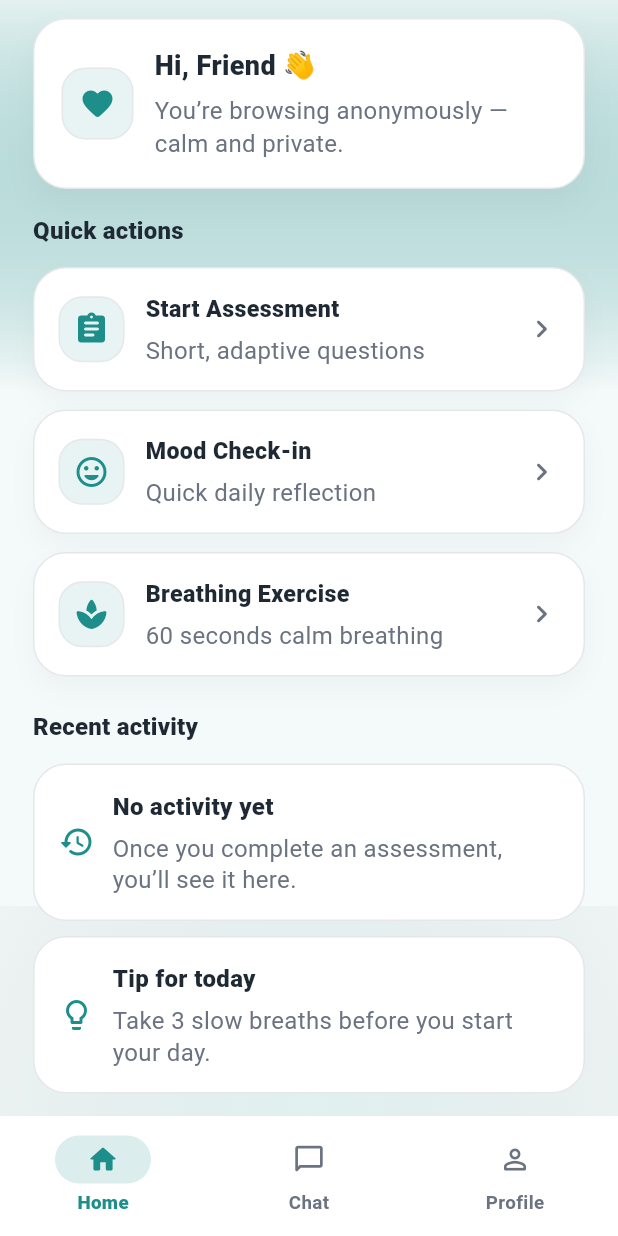
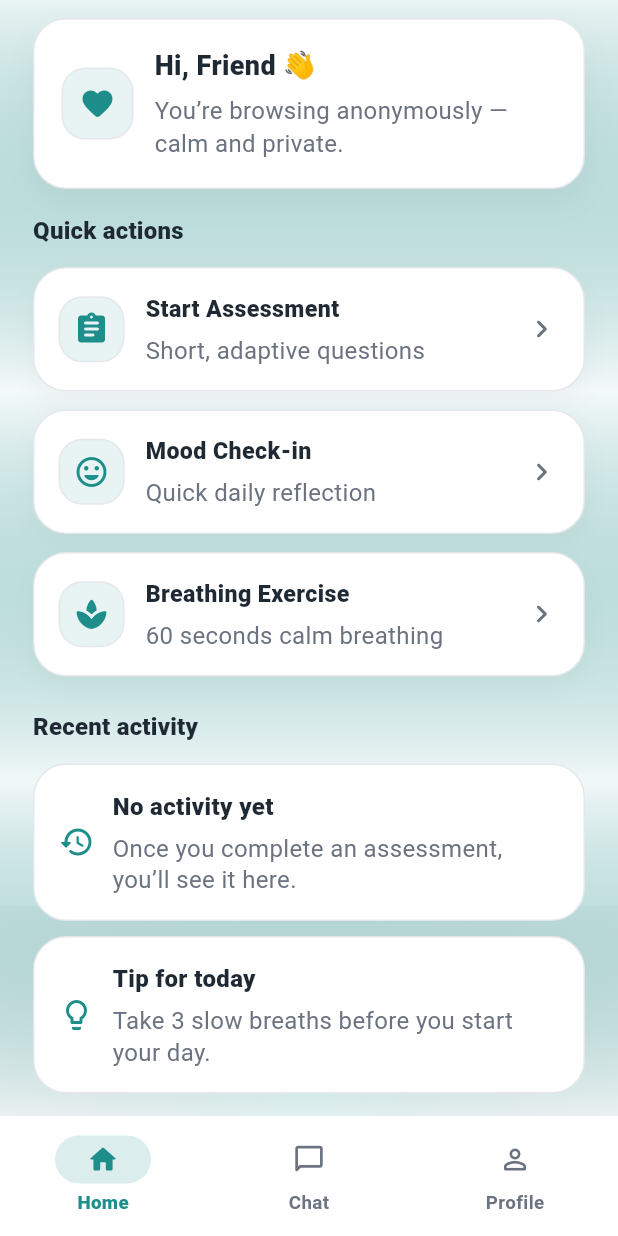
Before and after one commit to AnasKA04/FinalProject, a Flutter app: the screen it shows after launch, after a tap on "Continue as Anonymous", on a phone screen of 412 x 824 dp. Run offline on Flutter 3.47's test engine with Material 3 defaults, Android fonts, the phone set to English and light mode, and no system bars; our stand-ins replace cloud_firestore, firebase_auth, firebase_core; accounts and stored records are empty.

Commit message:
Arks Version ^_^

```diff
--- a/lib/core/assessment/assessment_flow_screen.dart
+++ b/lib/core/assessment/assessment_flow_screen.dart
@@ -40,11 +40,7 @@ class _AssessmentFlowScreenState extends State<AssessmentFlowScreen> {
     // Save/replace answer for current question
     _answers.removeWhere((a) => a.questionId == _currentId);
     _answers.add(
-      AssessmentAnswer(
-        questionId: _currentId,
-        choiceId: c.id,
-        score: c.score,
-      ),
+      AssessmentAnswer(questionId: _currentId, choiceId: c.id, score: c.score),
     );
 
     // Decide next
@@ -75,7 +71,10 @@ class _AssessmentFlowScreenState extends State<AssessmentFlowScreen> {
     });
   }
 
-  String? _nextQuestionId({required String currentQuestionId, required Choice choice}) {
+  String? _nextQuestionId({
+    required String currentQuestionId,
+    required Choice choice,
+  }) {
     // Hard-coded adaptive logic (safe and simple)
 
     // Gate sequence
@@ -105,7 +104,11 @@ class _AssessmentFlowScreenState extends State<AssessmentFlowScreen> {
     if (currentQuestionId == "anx_1") return "anx_2";
     if (currentQuestionId == "anx_2") {
       // If high anxiety, include safety gate
-      final anx = _scoreOf("gate_1") + _scoreOf("gate_2") + _scoreOf("anx_1") + _scoreOf("anx_2");
+      final anx =
+          _scoreOf("gate_1") +
+          _scoreOf("gate_2") +
+          _scoreOf("anx_1") +
+          _scoreOf("anx_2");
       if (anx >= 7) return "safety_1";
       return null;
     }
@@ -113,7 +116,11 @@ class _AssessmentFlowScreenState extends State<AssessmentFlowScreen> {
     // Mood module
     if (currentQuestionId == "mood_1") return "mood_2";
     if (currentQuestionId == "mood_2") {
-      final dep = _scoreOf("gate_3") + _scoreOf("gate_4") + _scoreOf("mood_1") + _scoreOf("mood_2");
+      final dep =
+          _scoreOf("gate_3") +
+          _scoreOf("gate_4") +
+          _scoreOf("mood_1") +
+          _scoreOf("mood_2");
       if (dep >= 7) return "safety_1";
       return null;
     }
@@ -138,7 +145,14 @@ class _AssessmentFlowScreenState extends State<AssessmentFlowScreen> {
     // => total usually 6–7
     final gateDone = _path.where((id) => id.startsWith("gate_")).length;
     final hasSafety = _path.contains("safety_1");
-    final moduleDone = _path.where((id) => id.startsWith("wb_") || id.startsWith("anx_") || id.startsWith("mood_")).length;
+    final moduleDone = _path
+        .where(
+          (id) =>
+              id.startsWith("wb_") ||
+              id.startsWith("anx_") ||
+              id.startsWith("mood_"),
+        )
+        .length;
 
     // Estimate: gates (4) + module max(2) + safety (maybe 1)
     final est = 4 + 2 + (hasSafety ? 1 : 0);
@@ -152,11 +166,18 @@ class _AssessmentFlowScreenState extends State<AssessmentFlowScreen> {
     if (_locked) return;
     setState(() => _locked = true);
 
-    final safetyAnswer = _answers.where((a) => a.questionId == "safety_1").toList();
-    final flaggedSafety = safetyAnswer.isNotEmpty && safetyAnswer.first.choiceId != "safe_no";
+    final safetyAnswer = _answers
+        .where((a) => a.questionId == "safety_1")
+        .toList();
+    final flaggedSafety =
+        safetyAnswer.isNotEmpty && safetyAnswer.first.choiceId != "safe_no";
 
     // Follow-up flag if any gate score is moderate/high
-    final gateTotal = _scoreOf("gate_1") + _scoreOf("gate_2") + _scoreOf("gate_3") + _scoreOf("gate_4");
+    final gateTotal =
+        _scoreOf("gate_1") +
+        _scoreOf("gate_2") +
+        _scoreOf("gate_3") +
+        _scoreOf("gate_4");
     final flaggedFollowUp = gateTotal >= 4 || flaggedSafety;
 
     final packet = AssessmentPacket(
@@ -204,7 +225,9 @@ class _AssessmentFlowScreenState extends State<AssessmentFlowScreen> {
     }
 
     final total = _estimatedTotalSteps();
-    final progress = (total == 0) ? 0.0 : (_path.length / total).clamp(0.0, 1.0);
+    final progress = (total == 0)
+        ? 0.0
+        : (_path.length / total).clamp(0.0, 1.0);
 
     return Scaffold(
       appBar: AppBar(
@@ -229,7 +252,10 @@ class _AssessmentFlowScreenState extends State<AssessmentFlowScreen> {
               const SizedBox(height: 18),
               Text(
                 question.title,
-                style: const TextStyle(fontSize: 22, fontWeight: FontWeight.w900),
+                style: const TextStyle(
+                  fontSize: 22,
+                  fontWeight: FontWeight.w900,
+                ),
               ),
               const SizedBox(height: 10),
               Text(
@@ -240,7 +266,7 @@ class _AssessmentFlowScreenState extends State<AssessmentFlowScreen> {
               ...question.choices.map(
                 (c) => Padding(
                   padding: const EdgeInsets.only(bottom: 10),
-                    child:AppButton(
+                  child: AppButton(
                     label: c.text,
                     isSecondary: true,
                     onPressed: () {
--- /dev/null
+++ b/lib/core/theme/app_assets.dart
@@ -0,0 +1,3 @@
+class AppAssets {
+  static const String logo = 'assets/images/psycare_logo.png';
+}
--- a/lib/core/widgets/app_background.dart
+++ b/lib/core/widgets/app_background.dart
@@ -20,11 +20,13 @@ class AppBackground extends StatelessWidget {
                 begin: Alignment.topCenter,
                 end: Alignment.bottomCenter,
                 colors: [
-                  AppColors.primaryTeal.withOpacity(0.08),
+                  AppColors.primaryTeal.withOpacity(0.05),
                   AppColors.scaffoldBackground,
+                  AppColors.primaryTeal.withOpacity(0.01),
                   AppColors.scaffoldBackground,
                 ],
-                stops: const [0.0, 0.35, 1.0],
+                // ✅ FIX: stops length must match colors length (4)
+                stops: const [0.0, 0.35, 0.70, 1.0],
               ),
             ),
           ),
--- a/lib/presentation/screens/home/admin_home_screen.dart
+++ b/lib/presentation/screens/home/admin_home_screen.dart
@@ -3,8 +3,6 @@ import 'package:flutter/material.dart';
 import '../../../core/assessment/assessment_store.dart';
 import '../../../core/assessment/assessment_models.dart';
 import '../../../core/widgets/app_background.dart';
-import 'package:psycare/service/auth_service.dart';
-import 'package:psycare/service/booking_service.dart';
 
 class AdminHomeScreen extends StatefulWidget {
   const AdminHomeScreen({super.key, required this.displayName});
--- a/lib/presentation/screens/notifications/notification_screen.dart
+++ b/lib/presentation/screens/notifications/notification_screen.dart
@@ -1,7 +1,5 @@
 import 'package:flutter/material.dart';
 import '../../../core/notifications/notification_store.dart';
-import 'package:psycare/service/auth_service.dart';
-import 'package:psycare/service/booking_service.dart';
 
 class NotificationsScreen extends StatefulWidget {
   const NotificationsScreen({
--- a/lib/presentation/screens/therapist/therapist_inbox_screen.dart
+++ b/lib/presentation/screens/therapist/therapist_inbox_screen.dart
@@ -2,9 +2,6 @@ import 'package:flutter/material.dart';
 import '../../../core/assessment/assessment_store.dart';
 import '../../../core/theme/app_colors.dart';
 import 'therapist_submission_details_screen.dart';
-
-import 'package:psycare/service/auth_service.dart';
-import 'package:psycare/service/booking_service.dart';
 
 class TherapistInboxScreen extends StatelessWidget {
   const TherapistInboxScreen({super.key});
--- a/lib/presentation/screens/therapist/therapist_submission_details_screen.dart
+++ b/lib/presentation/screens/therapist/therapist_submission_details_screen.dart
@@ -3,9 +3,6 @@ import '../../../core/assessment/assessment_models.dart';
 import '../../../core/theme/app_colors.dart';
 import '../../../core/widgets/app_button.dart';
 import '../../../core/assessment/assessment_bank.dart';
-
-import 'package:psycare/service/auth_service.dart';
-import 'package:psycare/service/booking_service.dart';
 
 class TherapistSubmissionDetailsScreen extends StatelessWidget {
   const TherapistSubmissionDetailsScreen({
--- a/lib/presentation/screens/welcome/welcome_screen.dart
+++ b/lib/presentation/screens/welcome/welcome_screen.dart
@@ -3,6 +3,7 @@ import 'package:flutter/material.dart';
 import '../../../core/models/user_role.dart';
 import '../../../core/navigation/app_transitions.dart';
 import '../../../core/theme/app_colors.dart';
+import '../../../core/theme/app_assets.dart';
 import '../../../core/widgets/app_background.dart';
 import '../../../core/widgets/app_button.dart';
 import '../auth/login_screen.dart';
@@ -49,9 +50,9 @@ class WelcomeScreen extends StatelessWidget {
                   label: "Get Started",
                   icon: Icons.arrow_forward_rounded,
                   onPressed: () {
-                    Navigator.of(context).push(
-                      AppTransitions.fadeSlide(const LoginScreen()),
-                    );
+                    Navigator.of(
+                      context,
+                    ).push(AppTransitions.fadeSlide(const LoginScreen()));
                   },
                 ),
 
@@ -59,10 +60,7 @@ class WelcomeScreen extends StatelessWidget {
                 Text(
                   "By continuing, you agree to a calm and safe experience.",
                   textAlign: TextAlign.center,
-                  style: TextStyle(
-                    color: textMuted,
-                    fontSize: 12.5,
-                  ),
+                  style: TextStyle(color: textMuted, fontSize: 12.5),
                 ),
                 const SizedBox(height: 6),
               ],
@@ -74,6 +72,10 @@ class WelcomeScreen extends StatelessWidget {
   }
 }
 
+/* ===========================
+   Header with PsyCare Logo
+   =========================== */
+
 class _Header extends StatelessWidget {
   const _Header();
 
@@ -84,27 +86,37 @@ class _Header extends StatelessWidget {
     return Row(
       children: [
         Container(
-          width: 44,
-          height: 44,
+          width: 64,
+          height: 64,
           decoration: BoxDecoration(
-            color: cs.primary.withOpacity(0.10),
-            borderRadius: BorderRadius.circular(14),
+            color: cs.primary.withOpacity(0.12),
+            borderRadius: BorderRadius.circular(18),
             border: Border.all(color: AppColors.border),
+            boxShadow: [
+              BoxShadow(
+                color: Colors.black.withOpacity(0.04),
+                blurRadius: 10,
+                offset: const Offset(0, 6),
+              ),
+            ],
           ),
-          child: Icon(Icons.favorite_rounded, color: cs.primary),
+          child: Padding(
+            padding: const EdgeInsets.all(4),
+            child: Image.asset(AppAssets.logo, fit: BoxFit.contain),
+          ),
         ),
-        const SizedBox(width: 12),
+        const SizedBox(width: 14),
         Column(
           crossAxisAlignment: CrossAxisAlignment.start,
           children: const [
             Text(
               "PsyCare",
-              style: TextStyle(fontSize: 18, fontWeight: FontWeight.w800),
+              style: TextStyle(fontSize: 19, fontWeight: FontWeight.w900),
             ),
-            SizedBox(height: 2),
+            SizedBox(height: 4),
             Text(
               "A calm space for support",
-              style: TextStyle(fontSize: 13, color: AppColors.textSecondary),
+              style: TextStyle(fontSize: 13.5, color: AppColors.textSecondary),
             ),
           ],
         ),
@@ -112,6 +124,10 @@ class _Header extends StatelessWidget {
     );
   }
 }
+
+/* ===========================
+   Hero Card
+   =========================== */
 
 class _CalmHeroCard extends StatefulWidget {
   const _CalmHeroCard();
@@ -133,9 +149,12 @@ class _CalmHeroCardState extends State<_CalmHeroCard>
       vsync: this,
       duration: const Duration(milliseconds: 520),
     );
+
     final curved = CurvedAnimation(parent: _c, curve: Curves.easeOutCubic);
+
     _fade = Tween<double>(begin: 0, end: 1).animate(curved);
     _scale = Tween<double>(begin: 0.98, end: 1).animate(curved);
+
     _c.forward();
   }
 
@@ -225,6 +244,10 @@ class _CalmHeroCardState extends State<_CalmHeroCard>
   }
 }
 
+/* ===========================
+   Soft Badge
+   =========================== */
+
 class _SoftBadge extends StatelessWidget {
   const _SoftBadge();
 
```
Also changed, not shown: lib/main.dart (+1 -8 lines), pubspec.yaml (+8 -38 lines), assets/images/GP1-logo.png (deleted), assets/images/psycare_logo.png (added), pubspec.lock. Lines whose indentation alone changed are shown as unchanged.
